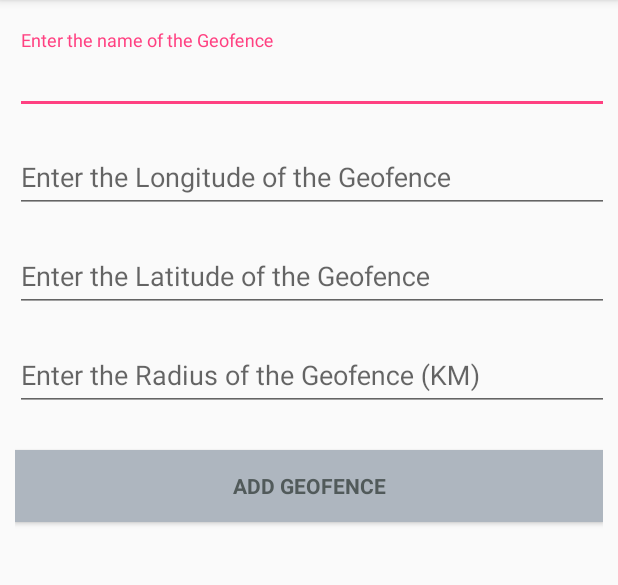
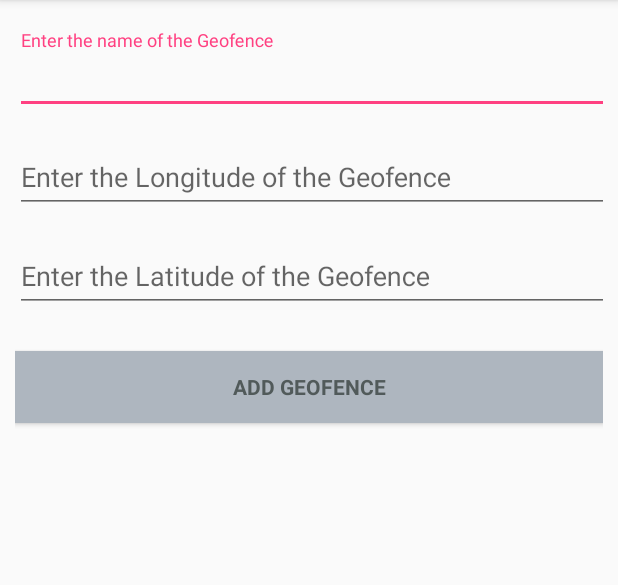
Before and after one commit to Shibhe/Geofencing, an Android app: the AddGeoActivity screen opened directly, with no data from a screen before it, on a phone screen of 412 x 824 dp, the part 84-669 px from its top. Run offline under Robolectric (Android 15) with nearby library versions, the light colour scheme and no system bars.

Commit message:
Second
Second commit

```diff
--- a/GeoAlert/app/src/main/res/layout/activity_add_geo.xml
+++ b/GeoAlert/app/src/main/res/layout/activity_add_geo.xml
@@ -77,28 +77,6 @@
     </android.support.design.widget.TextInputLayout>
 
 
-    <android.support.design.widget.TextInputLayout
-        android:layout_width="467dp"
-        android:layout_height="wrap_content"
-        android:paddingBottom="10dp"
-        tools:layout_editor_absoluteX="8dp"
-        tools:layout_editor_absoluteY="0dp">
-
-        <EditText
-            android:id="@+id/radius"
-            android:layout_width="match_parent"
-            android:layout_height="wrap_content"
-            android:hint="Enter the Radius of the Geofence (KM)"
-            android:imeActionId="@+id/btnAddGeo"
-            android:imeActionLabel="Must not be empty"
-            android:imeOptions="actionUnspecified"
-            android:inputType="text"
-            android:maxLines="1"
-            android:singleLine="true" />
-
-    </android.support.design.widget.TextInputLayout>
-
-
     <Button
         android:id="@+id/addGeo"
         style="?android:textAppearanceSmall"
```
Also changed, not shown: GeoAlert/app/src/main/java/com/example/josephsibiya/geoalert/GeoMapsActivity.java (+22 -10 lines).
